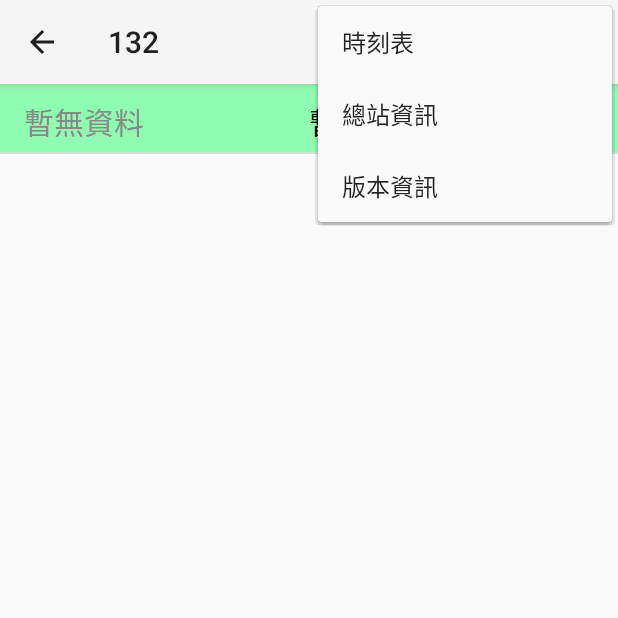
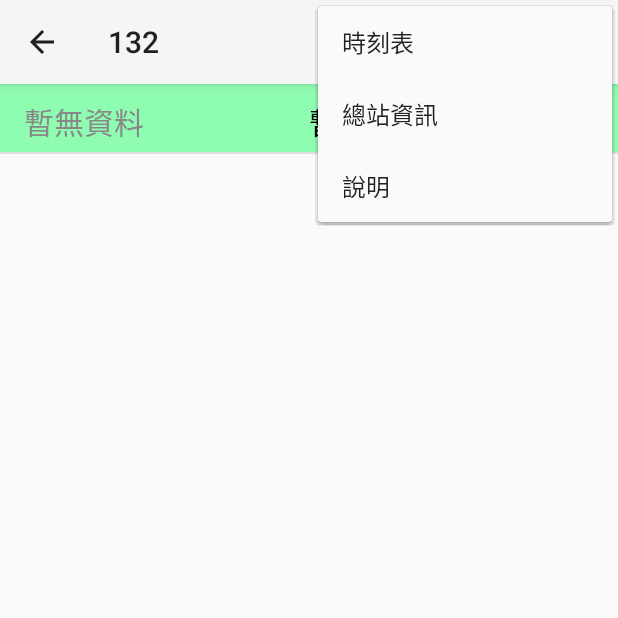
Before and after one commit to NCU-CC/NCU-BUS, an Android app: the screen it shows after launch (MainActivity), with the options menu open, on a phone screen of 412 x 824 dp, the top half of it. Run offline under Robolectric (Android 15) with nearby library versions, the phone set to English and light mode, and no system bars; 2 statements that could not run were skipped.

Commit message:
Announcement page added, data resource fixed
Announcement page added, data resource fixed

```diff
--- a/app/src/main/java/tw/edu/ncu/cc/ncubusdrawerver/BusAdapter.java
+++ b/app/src/main/java/tw/edu/ncu/cc/ncubusdrawerver/BusAdapter.java
@@ -14,9 +14,6 @@ import java.util.ArrayList;
 import java.util.regex.Matcher;
 import java.util.regex.Pattern;
 
-/**
- * Created by andre.hu on 2014/11/16.
- */
 public class BusAdapter extends ArrayAdapter {
 
     Activity myContext;
--- a/app/src/main/java/tw/edu/ncu/cc/ncubusdrawerver/BusData.java
+++ b/app/src/main/java/tw/edu/ncu/cc/ncubusdrawerver/BusData.java
@@ -1,8 +1,5 @@
 package tw.edu.ncu.cc.ncubusdrawerver;
 
-/**
- * Created by andre.hu on 2014/11/30.
- */
 public class BusData {
     public String busStop;
     public String busTime;
--- a/app/src/main/java/tw/edu/ncu/cc/ncubusdrawerver/Constant.java
+++ b/app/src/main/java/tw/edu/ncu/cc/ncubusdrawerver/Constant.java
@@ -1,25 +1,18 @@
 package tw.edu.ncu.cc.ncubusdrawerver;
 
-import java.lang.reflect.Array;
-import java.util.ArrayList;
-import java.util.Arrays;
-
-/**
- * Created by andre.hu on 2014/11/16.
- */
 public class Constant {
 
     //Data source new
     public static final String[] urls = {
-            "http://ebus.tycg.gov.tw/NewTaoyuan/PDA/businfo.aspx?Routeid=3220&GO_OR_BACK=1&Line=all&lang=Cht",//132
-            "http://ebus.tycg.gov.tw/NewTaoyuan/PDA/businfo.aspx?Routeid=3222&GO_OR_BACK=1&Line=all&lang=Cht",//132_A
+            "http://ebus.tycg.gov.tw/NewTaoyuan/PDA/businfo.aspx?Routeid=132&GO_OR_BACK=1&Line=all&lang=Cht",//132
+            "http://ebus.tycg.gov.tw/NewTaoyuan/PDA/businfo.aspx?Routeid=132A&GO_OR_BACK=1&Line=all&lang=Cht",//132_A
             "http://ebus.tycg.gov.tw/NewTaoyuan/PDA/businfo.aspx?Routeid=133&GO_OR_BACK=1&Line=all&lang=Cht",//133
-            "http://ebus.tycg.gov.tw/NewTaoyuan/PDA/businfo.aspx?Routeid=3221&GO_OR_BACK=1&Line=all&lang=Cht",//172去程
-            "http://ebus.tycg.gov.tw/NewTaoyuan/PDA/businfo.aspx?Routeid=3221&GO_OR_BACK=2&Line=all&lang=Cht",//172返程
-            "http://www.taiwanbus.tw/aspx/dyBus/BusXMLLine.aspx?Mode=4&RunId=8194",//9025往台北
-            "http://www.taiwanbus.tw/aspx/dyBus/BusXMLLine.aspx?Mode=4&RunId=8193",//9025往中壢
-            "http://www.taiwanbus.tw/aspx/dyBus/BusXMLLine.aspx?Mode=4&RunId=9405",//9025往台北(繞駛中央大學)
-            "http://www.taiwanbus.tw/aspx/dyBus/BusXMLLine.aspx?Mode=4&RunId=9406",//90252往中壢(繞駛中央大學)
+            "http://ebus.tycg.gov.tw/NewTaoyuan/PDA/businfo.aspx?Routeid=172&GO_OR_BACK=1&Line=all&lang=Cht",//172去程
+            "http://ebus.tycg.gov.tw/NewTaoyuan/PDA/businfo.aspx?Routeid=172&GO_OR_BACK=2&Line=all&lang=Cht",//172返程
+            "http://www.taiwanbus.tw/app_api/SP_PredictionTime.ashx?routeNo=9025&branch=0&goBack=1&Lang=&Source=w",//9025往台北
+            "http://www.taiwanbus.tw/app_api/SP_PredictionTime.ashx?routeNo=9025&branch=0&goBack=2&Lang=&Source=w",//9025往中壢
+            "http://www.taiwanbus.tw/app_api/SP_PredictionTime.ashx?routeNo=9025&branch=A&goBack=1&Lang=&Source=w",//9025往台北(繞駛中央大學)
+            "http://www.taiwanbus.tw/app_api/SP_PredictionTime.ashx?routeNo=9025&branch=A&goBack=2&Lang=&Source=w",//90252往中壢(繞駛中央大學)
     };
 
     //Bus stop locations
@@ -217,4 +210,13 @@ public class Constant {
             "0730 1810 1900 1945\n" +
             "預估中央大學抵達時間\n" +
             "0840 1920 2010 2055"};
+
+    public static String announcement =
+            "Version：v1.1\n" +
+            "License：MIT License\n" +
+            "Repository：https://github.com/NCU-CC/NCU-BUS\n" +
+            "Contributors：蔡宇傑、杜祐興、xxx663xxx\n" +
+            "Owner：National Central University, Computer Center\n" +
+            "Url：https://www.cc.ncu.edu.tw\n" +
+            "Email：mobile@cc.ncu.edu.tw";
 }
--- a/app/src/main/java/tw/edu/ncu/cc/ncubusdrawerver/Data.java
+++ b/app/src/main/java/tw/edu/ncu/cc/ncubusdrawerver/Data.java
@@ -2,9 +2,6 @@ package tw.edu.ncu.cc.ncubusdrawerver;
 
 import java.util.ArrayList;
 
-/**
- * Created by andre.hu on 2014/11/30.
- */
 public class Data {
 
     public static ArrayList<BusData> bus_132 = new ArrayList<BusData>();
--- a/app/src/main/java/tw/edu/ncu/cc/ncubusdrawerver/DetailFragment.java
+++ b/app/src/main/java/tw/edu/ncu/cc/ncubusdrawerver/DetailFragment.java
@@ -1,7 +1,6 @@
 package tw.edu.ncu.cc.ncubusdrawerver;
 
 import android.content.Context;
-import android.location.Criteria;
 import android.location.Location;
 import android.location.LocationManager;
 import android.net.ConnectivityManager;
@@ -18,7 +17,10 @@ import android.view.View;
 import android.view.ViewGroup;
 import android.widget.AbsListView;
 import android.widget.ListView;
-import android.widget.Toast;
+
+import org.json.JSONArray;
+import org.json.JSONException;
+import org.json.JSONObject;
 
 import org.apache.http.HttpEntity;
 import org.apache.http.HttpResponse;
@@ -71,8 +73,6 @@ public class DetailFragment extends Fragment {
         ViewGroup rootView;
         rootView = (ViewGroup) inflater.inflate(R.layout.fragment_detail, container, false);
 
-
-        //debug
         BusData testData = new BusData();
         testData.busStop = "暫無資料";
         testData.busTime = "暫無資料";
@@ -172,7 +172,6 @@ public class DetailFragment extends Fragment {
 
     private class DownloadBusTask extends AsyncTask<Integer, Void, Void> {
 
-
         @Override
         protected void onPreExecute(){
             if(isAnotherAsyncTaskRunning){//確認同路公車目前沒有其他在跑的AsyncTask
@@ -256,8 +255,6 @@ public class DetailFragment extends Fragment {
                 {
                     e.printStackTrace();
                 }
-
-
             }else{
                 try{
                     String url = Constant.urls[position];
@@ -268,87 +265,39 @@ public class DetailFragment extends Fragment {
                     Log.e("debug","request sent");
                     Log.e("debug","ContentLength: "+response.getEntity().getContentLength());
 
-
                     if(resEntity.getContentLength() == 0){return;}//if there are no contents, skip all the string processing.
 
                     String result = EntityUtils.toString(resEntity);
                     Log.e("debug","Content: " + result);
-                    String[] array = result.split(",");
 
-                    //debug
-                    for(int i=0;i<array.length;i++){
-                        Log.e("debug","array[" + i + "]: " + array[i]);
-                    }
-
-                    ArrayList<String> BusTime = new ArrayList<String>();
-                    ArrayList<String> BusStop = new ArrayList<String>();
-
-                    for(int i=0;i<array.length;i++){
-                        if(array[i].contains("@")){
-                            BusTime.add( array[i].substring(array[i].indexOf("@") + 1,array[i].length()) );
-                        }else{
-                            if(!array[i].contains("0")&&!array[i].contains("1")&&!array[i].contains("2")&&!array[i].contains("3")&&!array[i].contains("4")&&!array[i].contains("5")&&!array[i].contains("6")&&!array[i].contains("7")&&!array[i].contains("8")&&!array[i].contains("9")){
-                                BusStop.add(array[i].replace("_",""));
-                            }
-                        }
-                    }
-
-                    for(int i=0;i<BusStop.size();i++){
-                        Log.e("debug","BusStop.get(" + i + "): " + BusStop.get(i));
-                        Log.e("debug","BusTime.get(" + i + "): " + BusTime.get(i));
-                    }
-
-                    //write data
-
+                    //parse and write data
                     itemList.clear();
                     Data.datas[position].clear();
-                    for(int i=0;i<BusStop.size();i++){
-                        BusData PData = new BusData();
-                        PData.busStop = BusStop.get(i);
-                        PData.busTime = BusTime.get(i);
-                        itemList.add(PData);
-                        Data.datas[position].add(PData);
+                    JSONArray busInfoArray = new JSONArray(result);
+                    for(int i=0;i<busInfoArray.length();i++){
+                        JSONObject busData = busInfoArray.getJSONObject(i);
+                        BusData mData = new BusData();
+                        mData.busStop = busData.getString("name");
+                        mData.busTime = busData.getString("predictionTime");
+                        itemList.add(mData);
+                        Data.datas[position].add(mData);
                     }
-
-
                 }catch(Exception e){
                     e.printStackTrace();
                 }
-
-            /*
-                try {
-                    URL url = new URL(Constant.urls[position]);
-                    Document doc = Jsoup.parse(url, 3000);
-                    Elements links = doc.select("tbody:has(tr.ttego1) > tr > td");
-
-                    //測試
-                    for(int i=0;i<links.size();i++){
-                        Log.e("debug","links.get(" + i + ")" + links.get(i).text());
-                    }
-
-                    // 實際寫進資料的部分
-                    String linkText;
-                    itemList.clear();
-                    Data.datas[position].clear();
-                    for (int i = 3; i < links.size() - 1; i += 2) {
-                        BusData PData = new BusData();
-                        Element link = links.get(i);
-                        linkText = link.text();
-                        PData.busStop = linkText;
-                        link = links.get(i + 1);
-                        linkText = link.text();
-                        PData.busTime = linkText;
-                        itemList.add(PData);
-                        Data.datas[position].add(PData);
-                    }
-                } catch (Exception e) {
-                    e.printStackTrace();
-                }*/
             }
         }else{// if there aren't any active network
 
-            itemList.clear();
-            itemList.addAll(Data.datas[position]);
+            if(Data.datas[position].size()>0){
+                itemList.clear();
+                itemList.addAll(Data.datas[position]);
+            }else{
+                itemList.clear();
+                BusData testData = new BusData();
+                testData.busStop = "暫無資料";
+                testData.busTime = "暫無資料";
+                itemList.add(testData);
+            }
         }
 
 
@@ -395,7 +344,7 @@ public class DetailFragment extends Fragment {
         }
         */
 
-        Log.e("debug","location.getLatitude()"+bestLocation.getLatitude());
+        //Log.e("debug","location.getLatitude()"+bestLocation.getLatitude());
 
         int nearestBusStop = 0;
         float minDis[] = {0};
@@ -419,7 +368,7 @@ public class DetailFragment extends Fragment {
                 listView.smoothScrollToPosition(listView.getCount()-1);
             }
         }
-        Log.e("debug", "position" + position + " nearestBusStop=" + nearestBusStop);
+        //Log.e("debug", "position" + position + " nearestBusStop=" + nearestBusStop);
     }
 
 
--- a/app/src/main/java/tw/edu/ncu/cc/ncubusdrawerver/MainActivity.java
+++ b/app/src/main/java/tw/edu/ncu/cc/ncubusdrawerver/MainActivity.java
@@ -108,7 +108,6 @@ public class MainActivity extends FragmentActivity {
     @Override
     public boolean onPrepareOptionsMenu(Menu menu) {
         // If the nav drawer is open, hide action items related to the content view
-        boolean drawerOpen = drawerLayout.isDrawerOpen(drawerList);
         return super.onPrepareOptionsMenu(menu);
     }
 
@@ -148,10 +147,10 @@ public class MainActivity extends FragmentActivity {
             AlertDialog dialog = builder.create();
             dialog.show();
         }
-        else if(id == R.id.action_version_code){
+        else if(id == R.id.action_announcement){
             AlertDialog.Builder builder = new AlertDialog.Builder(this);
             builder.setTitle("版本資訊");
-            builder.setMessage("ver 1.0");
+            builder.setMessage(Constant.announcement);
 
             AlertDialog dialog = builder.create();
             dialog.show();
--- a/app/src/main/res/menu/menu_main.xml
+++ b/app/src/main/res/menu/menu_main.xml
@@ -8,8 +8,8 @@
         android:title="@string/action_terminus_information"
         android:orderInCategory="200"
         android:showAsAction="never" />
-    <item android:id="@+id/action_version_code"
-        android:title="@string/action_version_code"
+    <item android:id="@+id/action_announcement"
+        android:title="@string/action_announcement"
         android:orderInCategory="300"
         android:showAsAction="never" />
 </menu>
--- a/app/src/main/res/values/strings.xml
+++ b/app/src/main/res/values/strings.xml
@@ -8,7 +8,7 @@
     <string name="drawer_close">drawer_close</string>
     <string name="drawer_open_title">路線選擇</string>
     <string name="drawer_close_title">NCU-BUS</string>
-    <string name="action_version_code">版本資訊</string>
+    <string name="action_announcement">說明</string>
     <string name="action_terminus_information">總站資訊</string>
 
 </resources>
```
Also changed, not shown: app/src/main/res/drawable-hdpi/ic_launcher.png, app/src/main/res/drawable-mdpi/ic_launcher.png, app/src/main/res/drawable-xhdpi/ic_launcher.png, app/src/main/res/drawable-xxhdpi/ic_launcher.png, 2 other files.
